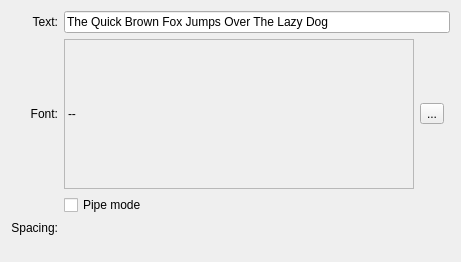
First picture: the form in plugins/paintops/libpaintop/forms/wdgtextbrush.ui, repository KDE/krita, before the edit.
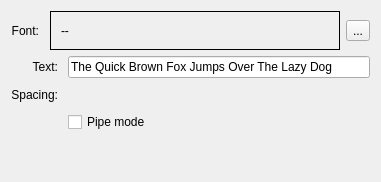
Second picture: the form after the edit. Custom widgets are drawn as their Qt base class.

Commit message: clean up text brush tip UI

Diff of the .ui file:
```diff
--- a/plugins/paintops/libpaintop/forms/wdgtextbrush.ui
+++ b/plugins/paintops/libpaintop/forms/wdgtextbrush.ui
@@ -6,12 +6,99 @@
    <rect>
     <x>0</x>
     <y>0</y>
-    <width>458</width>
-    <height>262</height>
+    <width>381</width>
+    <height>182</height>
    </rect>
   </property>
-  <layout class="QGridLayout" name="gridLayout" columnstretch="0,1,0,0">
-   <item row="0" column="0" rowspan="2">
+  <layout class="QVBoxLayout" name="verticalLayout">
+   <item>
+    <layout class="QHBoxLayout" name="horizontalLayout">
+     <item>
+      <widget class="QLabel" name="label">
+       <property name="sizePolicy">
+        <sizepolicy hsizetype="Fixed" vsizetype="Preferred">
+         <horstretch>0</horstretch>
+         <verstretch>0</verstretch>
+        </sizepolicy>
+       </property>
+       <property name="text">
+        <string>Font:</string>
+       </property>
+       <property name="alignment">
+        <set>Qt::AlignRight|Qt::AlignTrailing|Qt::AlignVCenter</set>
+       </property>
+       <property name="margin">
+        <number>10</number>
+       </property>
+       <property name="indent">
+        <number>5</number>
+       </property>
+      </widget>
+     </item>
+     <item>
+      <widget class="QLabel" name="lblFont">
+       <property name="sizePolicy">
+        <sizepolicy hsizetype="Maximum" vsizetype="MinimumExpanding">
+         <horstretch>0</horstretch>
+         <verstretch>0</verstretch>
+        </sizepolicy>
+       </property>
+       <property name="minimumSize">
+        <size>
+         <width>180</width>
+         <height>30</height>
+        </size>
+       </property>
+       <property name="maximumSize">
+        <size>
+         <width>16777</width>
+         <height>40</height>
+        </size>
+       </property>
+       <property name="frameShape">
+        <enum>QFrame::Box</enum>
+       </property>
+       <property name="frameShadow">
+        <enum>QFrame::Plain</enum>
+       </property>
+       <property name="lineWidth">
+        <number>1</number>
+       </property>
+       <property name="text">
+        <string>--</string>
+       </property>
+       <property name="scaledContents">
+        <bool>true</bool>
+       </property>
+       <property name="indent">
+        <number>10</number>
+       </property>
+      </widget>
+     </item>
+     <item>
+      <widget class="QToolButton" name="bnFont">
+       <property name="sizePolicy">
+        <sizepolicy hsizetype="Fixed" vsizetype="Fixed">
+         <horstretch>0</horstretch>
+         <verstretch>0</verstretch>
+        </sizepolicy>
+       </property>
+       <property name="text">
+        <string>...</string>
+       </property>
+       <property name="shortcut">
+        <string/>
+       </property>
+      </widget>
+     </item>
+    </layout>
+   </item>
+   <item>
+    <layout class="QGridLayout" name="gridLayout">
+     <property name="spacing">
+      <number>10</number>
+     </property>
+     <item row="0" column="0">
     <widget class="QLabel" name="labelText">
      <property name="text">
       <string>Text:</string>
@@ -21,11 +108,17 @@
      </property>
     </widget>
    </item>
-   <item row="0" column="1" rowspan="2" colspan="3">
+     <item row="0" column="1">
     <widget class="QLineEdit" name="lineEdit">
+       <property name="sizePolicy">
+        <sizepolicy hsizetype="MinimumExpanding" vsizetype="Minimum">
+         <horstretch>0</horstretch>
+         <verstretch>0</verstretch>
+        </sizepolicy>
+       </property>
      <property name="minimumSize">
       <size>
-       <width>120</width>
+         <width>0</width>
        <height>0</height>
       </size>
      </property>
@@ -43,49 +136,14 @@
      </property>
     </widget>
    </item>
-   <item row="2" column="0">
-    <widget class="QLabel" name="label">
-     <property name="text">
-      <string>Font:</string>
-     </property>
-     <property name="alignment">
-      <set>Qt::AlignRight|Qt::AlignTrailing|Qt::AlignVCenter</set>
-     </property>
-    </widget>
-   </item>
-   <item row="2" column="1">
-    <widget class="QLabel" name="lblFont">
-     <property name="sizePolicy">
-      <sizepolicy hsizetype="Fixed" vsizetype="Fixed">
-       <horstretch>0</horstretch>
-       <verstretch>0</verstretch>
-      </sizepolicy>
-     </property>
-     <property name="minimumSize">
-      <size>
-       <width>350</width>
-       <height>150</height>
-      </size>
-     </property>
-     <property name="maximumSize">
-      <size>
-       <width>350</width>
-       <height>150</height>
-      </size>
-     </property>
-     <property name="frameShape">
-      <enum>QFrame::StyledPanel</enum>
-     </property>
-     <property name="text">
-      <string>--</string>
-     </property>
-     <property name="scaledContents">
-      <bool>true</bool>
-     </property>
-    </widget>
-   </item>
-   <item row="5" column="0">
+     <item row="1" column="0">
     <widget class="QLabel" name="label_2">
+       <property name="sizePolicy">
+        <sizepolicy hsizetype="Fixed" vsizetype="Preferred">
+         <horstretch>0</horstretch>
+         <verstretch>0</verstretch>
+        </sizepolicy>
+       </property>
      <property name="text">
       <string>Spacing:</string>
      </property>
@@ -94,7 +152,28 @@
      </property>
     </widget>
    </item>
-   <item row="6" column="1" colspan="2">
+     <item row="1" column="1">
+      <widget class="KisDoubleSliderSpinBox" name="inputSpacing" native="true"/>
+     </item>
+     <item row="2" column="1">
+      <widget class="QCheckBox" name="pipeModeChbox">
+       <property name="sizePolicy">
+        <sizepolicy hsizetype="Fixed" vsizetype="Minimum">
+         <horstretch>0</horstretch>
+         <verstretch>0</verstretch>
+        </sizepolicy>
+       </property>
+       <property name="toolTip">
+        <string>use only one letter at a time</string>
+       </property>
+       <property name="text">
+        <string>Pipe mode</string>
+       </property>
+      </widget>
+     </item>
+    </layout>
+   </item>
+   <item>
     <spacer name="spacer2">
      <property name="orientation">
       <enum>Qt::Vertical</enum>
@@ -104,49 +183,15 @@
      </property>
      <property name="sizeHint" stdset="0">
       <size>
-       <width>20</width>
-       <height>31</height>
+       <width>30</width>
+       <height>21</height>
       </size>
      </property>
     </spacer>
    </item>
-   <item row="2" column="2">
-    <widget class="QToolButton" name="bnFont">
-     <property name="sizePolicy">
-      <sizepolicy hsizetype="Fixed" vsizetype="Fixed">
-       <horstretch>0</horstretch>
-       <verstretch>0</verstretch>
-      </sizepolicy>
-     </property>
-     <property name="text">
-      <string>...</string>
-     </property>
-     <property name="shortcut">
-      <string/>
-     </property>
-    </widget>
-   </item>
-   <item row="5" column="1" colspan="2">
-    <widget class="KisDoubleSliderSpinBox" name="inputSpacing"/>
-   </item>
-   <item row="3" column="1">
-    <widget class="QCheckBox" name="pipeModeChbox">
-     <property name="toolTip">
-      <string>use only one letter at a time</string>
-     </property>
-     <property name="text">
-      <string>Pipe mode</string>
-     </property>
-    </widget>
-   </item>
   </layout>
  </widget>
  <customwidgets>
-  <customwidget>
-   <class>QLineEdit</class>
-   <extends>QLineEdit</extends>
-   <header>klineedit.h</header>
-  </customwidget>
   <customwidget>
    <class>KisDoubleSliderSpinBox</class>
    <extends>QWidget</extends>
```
Left out of the diff: 4 changed lines with no effect on the pictures. Lines whose indentation alone changed are shown as unchanged. The commit also changes 1 other file.
